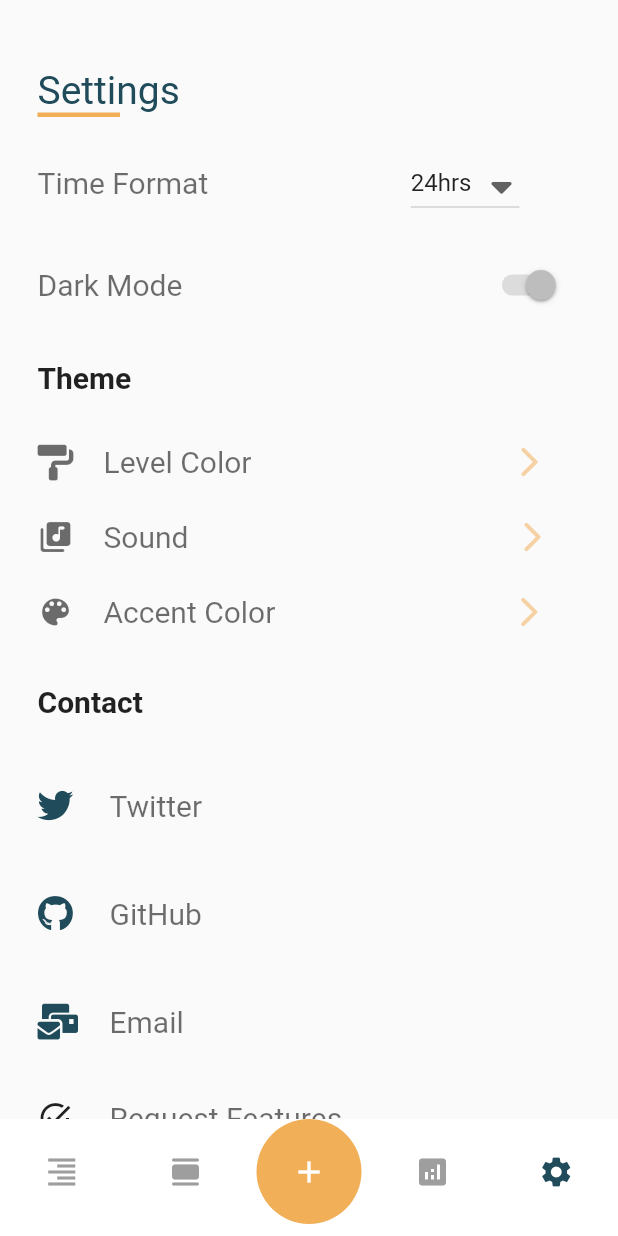
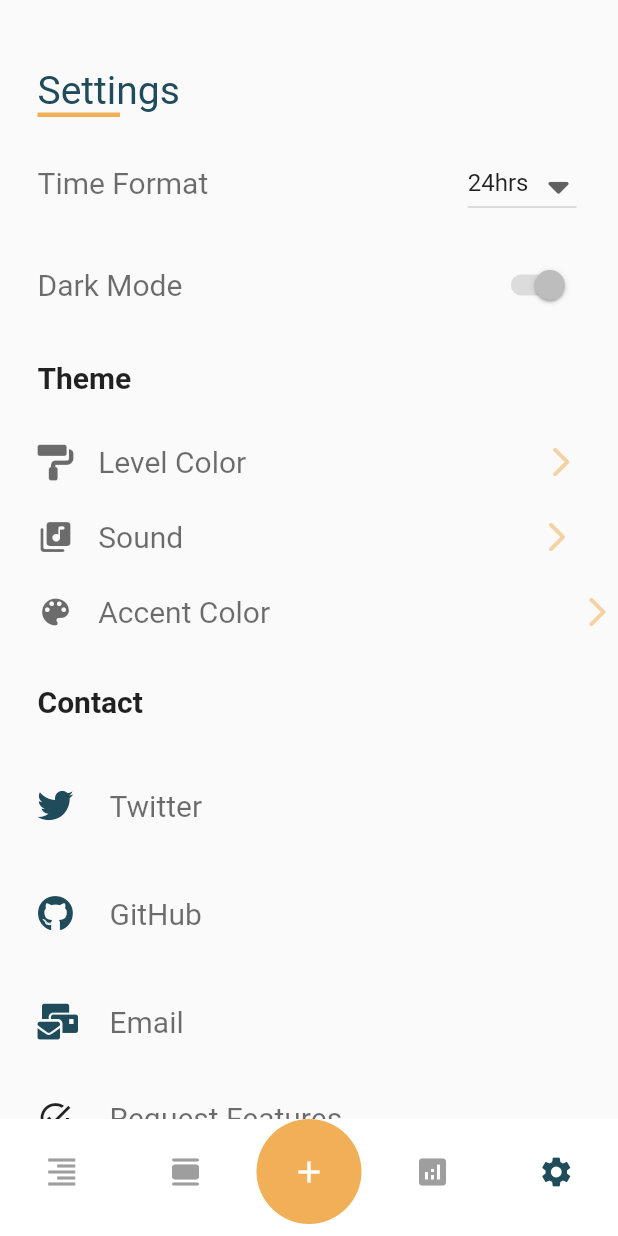
Before and after one commit to TamynatorSama/task_manager, a Flutter app: the screen it shows after launch, item 5 of the bottom bar chosen, on a phone screen of 412 x 824 dp. Run offline on Flutter 3.47's test engine with Material 2 defaults, Android fonts, the phone set to English and light mode, and no system bars; our stand-ins replace flutter_svg, fluttericon, sqflite, table_calendar; accounts and stored records are empty.

Commit message:
settings

```diff
--- a/lib/tabs/settings_page.dart
+++ b/lib/tabs/settings_page.dart
@@ -58,8 +58,8 @@ class _SettingsPageState extends State<SettingsPage> {
                         fontSize: 20, color: Color.fromARGB(146, 0, 0, 0)),
                   ),
                   //Time format: Space
-                  const SizedBox(
-                    width: 135,
+                  SizedBox(
+                    width: MediaQuery.of(context).size.width * 0.42,
                   ),
                   //Time format: 12hr Dropdown
                   DropdownButton(
@@ -87,12 +87,13 @@ class _SettingsPageState extends State<SettingsPage> {
             Container(
               child: Row(
                 children: [
-                  const Text("Dark Mode",
+                  const Text(
+                    "Dark Mode",
                       style: TextStyle(
                           fontSize: 20, color: Color.fromARGB(146, 0, 0, 0))),
-                  //Time format: Space
-                  const SizedBox(
-                    width: 200,
+                  //Dark mode: Space
+                  SizedBox(
+                    width: MediaQuery.of(context).size.width * 0.5,
                   ),
                   //Slider should be here
                   // ignore: avoid_unnecessary_containers
@@ -120,31 +121,33 @@ class _SettingsPageState extends State<SettingsPage> {
             GestureDetector(
               onTap: () {
                 Navigator.of(context)
-                    .push(MaterialPageRoute(builder: (context) => const LevelPage()));
+                    .push(MaterialPageRoute(builder: (context) =>
+                    const LevelPage()
+                    ));
               },
               child: SizedBox(
                 height: 50,
                 child: Row(
-                  children: const [
+                  children: [
                     //Level color icon
-                    Icon(FontAwesome5.paint_roller,
+                    const Icon(FontAwesome5.paint_roller,
                         color: Color.fromARGB(146, 0, 0, 0)),
                     //Space behind level color
                     SizedBox(
-                      width: 20,
+                      width: MediaQuery.of(context).size.width * 0.04,
                     ),
                     //Level color text
-                    Text(
+                    const Text(
                       "Level Color",
                       style: TextStyle(
                           fontSize: 20, color: Color.fromARGB(146, 0, 0, 0)),
                     ),
                     //Space in front of level color
                     SizedBox(
-                      width: 173,
+                      width: MediaQuery.of(context).size.width * 0.48,
                     ),
                     //Forward arow icon
-                    Icon(
+                    const Icon(
                       Icons.arrow_forward_ios_rounded,
                       color: Color.fromARGB(136, 241, 174, 87),
                     )
@@ -156,26 +159,26 @@ class _SettingsPageState extends State<SettingsPage> {
             SizedBox(
               height: 50,
               child: Row(
-                children: const [
+                children: [
                   //Sound icon
-                  Icon(Icons.library_music_rounded,
+                  const Icon(Icons.library_music_rounded,
                       color: Color.fromARGB(146, 0, 0, 0)),
                   //Space behind Sound
                   SizedBox(
-                    width: 20,
+                    width: MediaQuery.of(context).size.width * 0.04,
                   ),
                   //Level color text
-                  Text(
+                  const Text(
                     "Sound",
                     style: TextStyle(
                         fontSize: 20, color: Color.fromARGB(146, 0, 0, 0)),
                   ),
                   //Space in front of sound
                   SizedBox(
-                    width: 217,
-                  ),
+                      width: MediaQuery.of(context).size.width * 0.575,
+                    ),
                   //Forward arow icon
-                  Icon(
+                  const Icon(
                     Icons.arrow_forward_ios_rounded,
                     color: Color.fromARGB(136, 241, 174, 87),
                   )
@@ -186,25 +189,25 @@ class _SettingsPageState extends State<SettingsPage> {
             SizedBox(
               height: 50,
               child: Row(
-                children: const [
+                children: [
                   //Accent Color icon
-                  Icon(Icons.color_lens, color: Color.fromARGB(146, 0, 0, 0)),
+                  const Icon(Icons.color_lens, color: Color.fromARGB(146, 0, 0, 0)),
                   //Space behind Accent Color
                   SizedBox(
-                    width: 20,
+                    width: MediaQuery.of(context).size.width * 0.04,
                   ),
                   //Accent Color text
-                  Text(
+                  const Text(
                     "Accent Color",
                     style: TextStyle(
                         fontSize: 20, color: Color.fromARGB(146, 0, 0, 0)),
                   ),
-                  //Space in front of level color
+                  //Space in front of accent color
                   SizedBox(
-                    width: 157,
-                  ),
+                      width: MediaQuery.of(context).size.width * 0.5,
+                    ),
                   //Forward arow icon
-                  Icon(
+                  const Icon(
                     Icons.arrow_forward_ios_rounded,
                     color: Color.fromARGB(136, 241, 174, 87),
                   )
```
